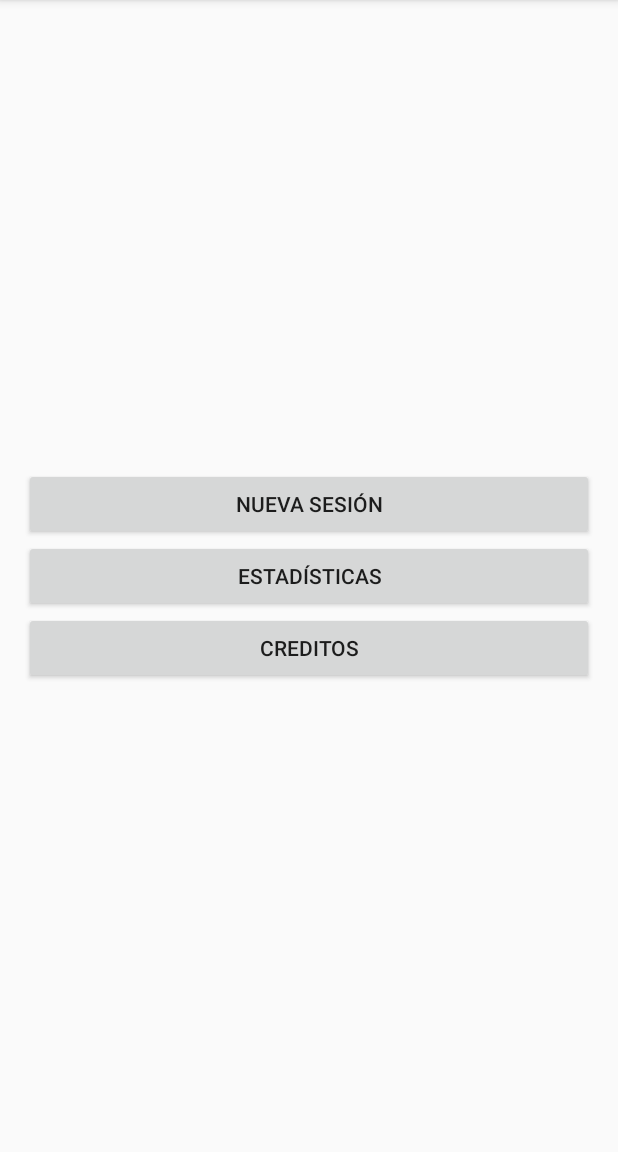
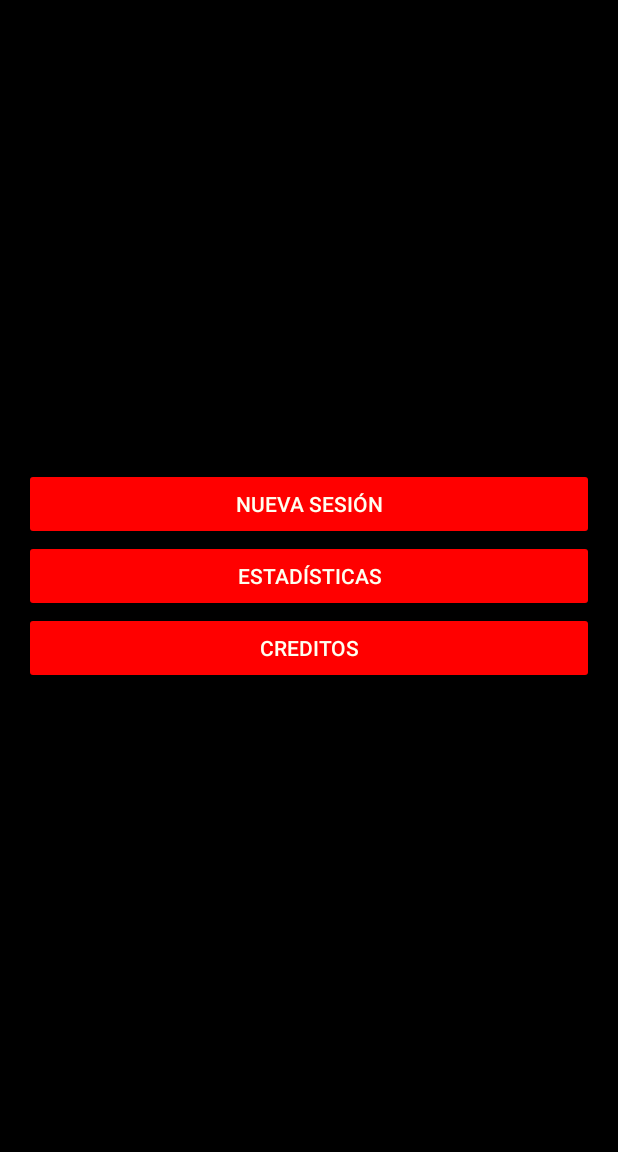
Before and after one commit to wildVeli/PMDTimeApp, an Android app: the screen it shows after launch (MainActivity), on a phone screen of 412 x 824 dp, the part 84-1236 px from its top. Run offline under Robolectric (Android 15) with nearby library versions, the phone set to English and light mode, and no system bars.

Commit message:
09-11-2017
Credits finished, half cronometro and nuevaTarea

```diff
--- a/AplicacionProyecto/app/build.gradle
+++ b/AplicacionProyecto/app/build.gradle
@@ -2,7 +2,7 @@ apply plugin: 'com.android.application'
 
 android {
     compileSdkVersion 26
-    buildToolsVersion "26.0.1"
+    buildToolsVersion '26.0.2'
     defaultConfig {
         applicationId "com.example.a2dam.aplicacionproyecto"
         minSdkVersion 19
--- a/AplicacionProyecto/app/src/main/java/com/example/a2dam/aplicacionproyecto/MainActivity.java
+++ b/AplicacionProyecto/app/src/main/java/com/example/a2dam/aplicacionproyecto/MainActivity.java
@@ -1,13 +1,45 @@
 package com.example.a2dam.aplicacionproyecto;
 
+import android.content.Intent;
 import android.support.v7.app.AppCompatActivity;
 import android.os.Bundle;
+import android.view.View;
+import android.widget.Button;
 
 public class MainActivity extends AppCompatActivity {
+
+    Button newSesion;
+    Button stats;
+    Button credits;
 
     @Override
     protected void onCreate(Bundle savedInstanceState) {
         super.onCreate(savedInstanceState);
         setContentView(R.layout.activity_main);
+        newSesion= (Button) findViewById(R.id.btnnewSesion);
+        stats=(Button)findViewById(R.id.btnstats);
+        credits=(Button)findViewById(R.id.btncredits);
+
+        newSesion.setOnClickListener(new View.OnClickListener() {
+            @Override
+            public void onClick(View view) {
+                Intent i = new Intent(getApplicationContext(),NuevaSesion.class);
+                startActivity(i);
+            }
+        });
+        stats.setOnClickListener(new View.OnClickListener() {
+            @Override
+            public void onClick(View view) {
+                Intent i = new Intent(getApplicationContext(),Estasdisticas.class);
+                startActivity(i);
+            }
+        });
+        credits.setOnClickListener(new View.OnClickListener() {
+            @Override
+            public void onClick(View view) {
+                Intent i = new Intent(getApplicationContext(), Creditos.class);
+                startActivity(i);
+            }
+        });
     }
 }
--- a/AplicacionProyecto/app/src/main/res/layout/activity_main.xml
+++ b/AplicacionProyecto/app/src/main/res/layout/activity_main.xml
@@ -9,24 +9,24 @@
     android:paddingRight="@dimen/activity_horizontal_margin"
     android:paddingTop="@dimen/activity_vertical_margin"
     android:orientation="vertical"
-    android:gravity="center">
+    android:gravity="center"
     tools:context="com.example.a2dam.aplicacionproyecto.MainActivity">
 
     <Button
-        android:text="@string/btnNewSesion"
+        android:id="@+id/btnnewSesion"
         android:layout_width="match_parent"
         android:layout_height="wrap_content"
-        android:id="@+id/button" />
+        android:text="@string/btnNewSesion" />
 
     <Button
-        android:text="@string/btnStats"
+        android:id="@+id/btnstats"
         android:layout_width="match_parent"
         android:layout_height="wrap_content"
-        android:id="@+id/button2" />
+        android:text="@string/btnStats" />
 
     <Button
-        android:text="@string/btnCredits"
+        android:id="@+id/btncredits"
         android:layout_width="match_parent"
         android:layout_height="wrap_content"
-        android:id="@+id/button3" />
+        android:text="@string/btnCredits" />
 </LinearLayout>
--- a/AplicacionProyecto/app/src/main/res/values/colors.xml
+++ b/AplicacionProyecto/app/src/main/res/values/colors.xml
@@ -3,4 +3,8 @@
     <color name="colorPrimary">#3F51B5</color>
     <color name="colorPrimaryDark">#303F9F</color>
     <color name="colorAccent">#FF4081</color>
+    <color name="background_material_light">#000000</color>
+    <color name="colorboton">#FF0000</color>
+    <color name="textColor">#FFFFF0</color>
+    <color name="textHintColor">#999999</color>
 </resources>
--- a/AplicacionProyecto/app/src/main/res/values/strings.xml
+++ b/AplicacionProyecto/app/src/main/res/values/strings.xml
@@ -13,4 +13,6 @@
     <string name="hintNameNewTask">Nombre</string>
     <string name="hintDescriptionNewTask">Descripción</string>
     <string name="btnSaveTask">Guardar</string>
+    <string name="githublogo">gitHubLogo</string>
+    <string name="stopChrono">Cancelar Sesión</string>
 </resources>
--- a/AplicacionProyecto/app/src/main/res/values/styles.xml
+++ b/AplicacionProyecto/app/src/main/res/values/styles.xml
@@ -1,4 +1,4 @@
-<resources>
+<resources xmlns:tools="http://schemas.android.com/tools">
 
     <!-- Base application theme. -->
     <style name="AppTheme" parent="Theme.AppCompat.Light.DarkActionBar">
@@ -6,6 +6,10 @@
         <item name="colorPrimary">@color/colorPrimary</item>
         <item name="colorPrimaryDark">@color/colorPrimaryDark</item>
         <item name="colorAccent">@color/colorAccent</item>
+        <item name="colorButtonNormal">@color/colorboton</item>
+        <item name="android:textColor">@color/textColor</item>
+        <item name="android:colorBackground">@color/background_material_light</item>
+        <item name="android:textColorHint">@color/textHintColor</item>
     </style>
 
 </resources>
--- a/AplicacionProyecto/build.gradle
+++ b/AplicacionProyecto/build.gradle
@@ -5,7 +5,7 @@ buildscript {
         jcenter()
     }
     dependencies {
-        classpath 'com.android.tools.build:gradle:2.2.0'
+        classpath 'com.android.tools.build:gradle:3.0.0'
 
         // NOTE: Do not place your application dependencies here; they belong
         // in the individual module build.gradle files
```
Also changed, not shown: AplicacionProyecto/app/src/main/java/com/example/a2dam/aplicacionproyecto/AppendingObjectOutputStream.java (added, +23 -0 lines), AplicacionProyecto/app/src/main/java/com/example/a2dam/aplicacionproyecto/Creditos.java (+16 -0 lines), AplicacionProyecto/app/src/main/java/com/example/a2dam/aplicacionproyecto/Cronometro.java (+120 -0 lines), AplicacionProyecto/app/src/main/java/com/example/a2dam/aplicacionproyecto/DialogFragmentCancelSesion.java (added, +47 -0 lines), AplicacionProyecto/app/src/main/java/com/example/a2dam/aplicacionproyecto/NuevaSesion.java (+13 -0 lines), AplicacionProyecto/app/src/main/java/com/example/a2dam/aplicacionproyecto/NuevaTarea.java (+50 -0 lines), AplicacionProyecto/app/src/main/java/com/example/a2dam/aplicacionproyecto/Tarea.java (added, +45 -0 lines), AplicacionProyecto/app/src/main/res/layout/activity_creditos.xml (+20 -11 lines), AplicacionProyecto/app/src/main/res/layout/activity_cronometro.xml (+11 -2 lines), AplicacionProyecto/app/src/main/res/layout/activity_nueva_sesion.xml (+5 -3 lines), AplicacionProyecto/app/src/main/res/layout/activity_nueva_tarea.xml (+14 -14 lines), AplicacionProyecto/app/src/main/res/drawable/github.png (added), AplicacionProyecto/gradle/wrapper/gradle-wrapper.properties.
